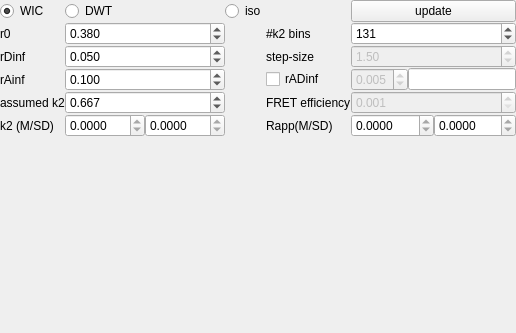
Before: the Qt Designer form chisurf/plugins/kappa2_dist/kappa2_dist.ui in Fluorescence-Tools/chisurf, drawn with Qt 5.
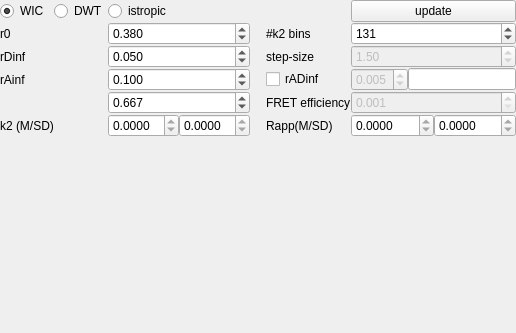
After: the same form once the commit is applied. Icons and pictures are not drawn.

Commit message: Add tooltips for radio buttons in `kappa2_dist.ui` and adjust layout spacing

```diff
--- a/chisurf/plugins/kappa2_dist/kappa2_dist.ui
+++ b/chisurf/plugins/kappa2_dist/kappa2_dist.ui
@@ -322,7 +322,7 @@
      </property>
     </widget>
    </item>
-   <item row="0" column="1" colspan="2">
+   <item row="0" column="1">
     <widget class="QRadioButton" name="radioButton">
      <property name="sizePolicy">
       <sizepolicy hsizetype="Fixed" vsizetype="Fixed">
@@ -335,7 +335,7 @@
      </property>
     </widget>
    </item>
-   <item row="0" column="3">
+   <item row="0" column="2">
     <widget class="QRadioButton" name="radioButton_iso">
      <property name="sizePolicy">
       <sizepolicy hsizetype="Fixed" vsizetype="Fixed">
@@ -344,16 +344,25 @@
       </sizepolicy>
      </property>
      <property name="text">
-      <string>iso</string>
+      <string>istropic</string>
      </property>
     </widget>
    </item>
-   <item row="6" column="0">
-    <widget class="QLabel" name="label">
-     <property name="text">
-      <string>assumed k2</string>
+   <item row="0" column="3">
+    <spacer name="horizontalSpacer_models">
+     <property name="orientation">
+      <enum>Qt::Horizontal</enum>
      </property>
-    </widget>
+     <property name="sizeType">
+      <enum>QSizePolicy::Expanding</enum>
+     </property>
+     <property name="sizeHint" stdset="0">
+      <size>
+       <width>40</width>
+       <height>20</height>
+      </size>
+     </property>
+    </spacer>
    </item>
    <item row="1" column="4">
     <widget class="QLabel" name="label_3">
```
Left out of the diff: 9 changed lines with no effect on the pictures.
